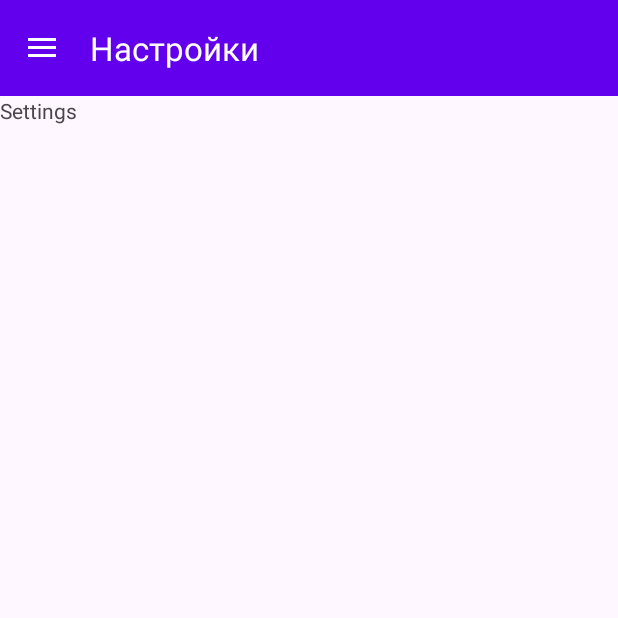
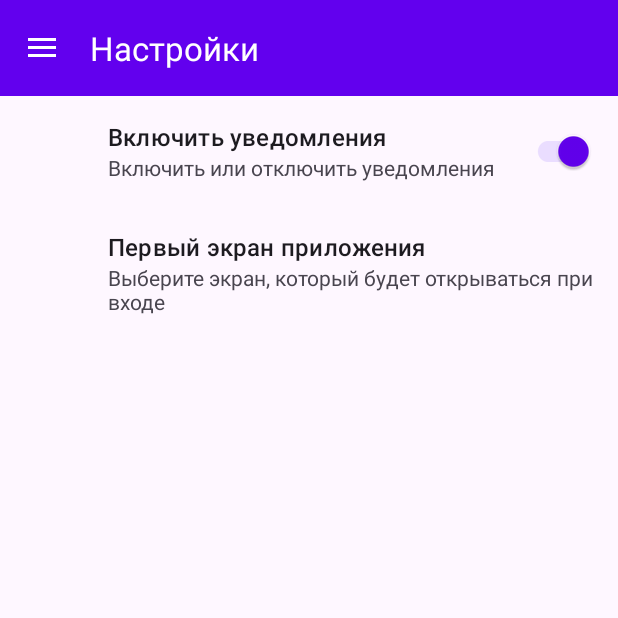
Before and after one commit to igorv8836/CourseWork, an Android app: the screen it shows after launch (MainActivity), in the side drawer, after a tap on "Настройки", on a phone screen of 412 x 824 dp, the top half of it. Run offline under Robolectric (Android 15) with nearby library versions, the phone set to English and light mode, and no system bars; our stand-ins replace androidx.preference, navigation-ui.

Commit message:
settings fragment is ready

```diff
--- a/app/build.gradle
+++ b/app/build.gradle
@@ -40,6 +40,7 @@ dependencies {
     implementation libs.lifecycle.viewmodel.ktx
     implementation libs.navigation.fragment
     implementation libs.navigation.ui
+    implementation 'androidx.preference:preference:1.2.1'
     testImplementation libs.junit
     androidTestImplementation libs.ext.junit
     androidTestImplementation libs.espresso.core
--- /dev/null
+++ b/app/src/main/java/com/example/coursework/ui/fragment/SettingsFragment/SettingsFragment.java
@@ -0,0 +1,16 @@
+package com.example.coursework.ui.fragment.SettingsFragment;
+
+import android.os.Bundle;
+
+import androidx.preference.PreferenceFragmentCompat;
+
+import com.example.coursework.R;
+
+
+public class SettingsFragment extends PreferenceFragmentCompat {
+
+    @Override
+    public void onCreatePreferences(Bundle savedInstanceState, String rootKey) {
+        setPreferencesFromResource(R.xml.preferences, rootKey);
+    }
+}
--- a/app/src/main/java/com/example/coursework/ui/fragment/side_main_fragment/ProductsFragment.java
+++ b/app/src/main/java/com/example/coursework/ui/fragment/bakeryProductFragment/ProductsFragment.java
@@ -1,4 +1,4 @@
-package com.example.coursework.ui.fragment.side_main_fragment;
+package com.example.coursework.ui.fragment.bakeryProductFragment;
 
 import android.os.Bundle;
 import android.view.LayoutInflater;
--- a/app/src/main/java/com/example/coursework/ui/fragment/side_main_fragment/SettingsFragment.java
+++ /dev/null
@@ -1,32 +0,0 @@
-package com.example.coursework.ui.fragment.side_main_fragment;
-
-import android.os.Bundle;
-
-import androidx.annotation.NonNull;
-import androidx.fragment.app.Fragment;
-
-import android.view.LayoutInflater;
-import android.view.View;
-import android.view.ViewGroup;
-
-import com.example.coursework.R;
-import com.example.coursework.databinding.FragmentCookingBinding;
-import com.example.coursework.databinding.FragmentSettingsBinding;
-
-public class SettingsFragment extends Fragment {
-    FragmentSettingsBinding binding;
-
-    @Override
-    public void onCreate(Bundle savedInstanceState) {
-        super.onCreate(savedInstanceState);
-
-    }
-
-    @Override
-    public View onCreateView(@NonNull LayoutInflater inflater, ViewGroup container,
-                             Bundle savedInstanceState) {
-        binding = FragmentSettingsBinding.inflate(inflater, container, false);
-
-        return binding.getRoot();
-    }
-}
--- a/app/src/main/res/layout/fragment_settings.xml
+++ /dev/null
@@ -1,14 +0,0 @@
-<?xml version="1.0" encoding="utf-8"?>
-<FrameLayout xmlns:android="http://schemas.android.com/apk/res/android"
-    xmlns:tools="http://schemas.android.com/tools"
-    android:layout_width="match_parent"
-    android:layout_height="match_parent"
-    tools:context=".ui.fragment.side_main_fragment.SettingsFragment">
-
-    <!-- TODO: Update blank fragment layout -->
-    <TextView
-        android:layout_width="match_parent"
-        android:layout_height="match_parent"
-        android:text="Settings" />
-
-</FrameLayout>
--- a/app/src/main/res/navigation/drawer_navigation.xml
+++ b/app/src/main/res/navigation/drawer_navigation.xml
@@ -8,7 +8,7 @@
 
     <fragment
         android:id="@+id/nav_products"
-        android:name="com.example.coursework.ui.fragment.side_main_fragment.ProductsFragment"
+        android:name="com.example.coursework.ui.fragment.bakeryProductFragment.ProductsFragment"
         android:label="Изделия"
         tools:layout="@layout/fragment_products" />
     <fragment
@@ -28,7 +28,7 @@
         tools:layout="@layout/fragment_report" />
     <fragment
         android:id="@+id/nav_settings"
-        android:name="com.example.coursework.ui.fragment.side_main_fragment.SettingsFragment"
+        android:name="com.example.coursework.ui.fragment.SettingsFragment.SettingsFragment"
         android:label="Настройки"
         tools:layout="@layout/fragment_settings" />
 
--- a/app/src/main/res/values/strings.xml
+++ b/app/src/main/res/values/strings.xml
@@ -30,4 +30,19 @@
         <item>За год</item>
         <item>За все время</item>
     </string-array>
+
+    <string-array name="pref_sync_frequency_titles">
+        <item>Изделия</item>
+        <item>Производство</item>
+        <item>Продажи</item>
+        <item>Полный отчет</item>
+        <item>Настройки</item>
+    </string-array>
+    <string-array name="pref_sync_frequency_values">
+        <item>0</item>
+        <item>1</item>
+        <item>2</item>
+        <item>3</item>
+        <item>4</item>
+    </string-array>
 </resources>
--- /dev/null
+++ b/app/src/main/res/xml/preferences.xml
@@ -0,0 +1,21 @@
+<?xml version="1.0" encoding="utf-8"?>
+<PreferenceScreen xmlns:android="http://schemas.android.com/apk/res/android">
+
+
+    <SwitchPreferenceCompat
+        android:key="notifications"
+        android:title="Включить уведомления"
+        android:summary="Включить или отключить уведомления"
+        android:defaultValue="true" />
+
+
+    <ListPreference
+        android:key="sync_frequency"
+        android:title="Первый экран приложения"
+        android:summary="Выберите экран, который будет открываться при входе"
+        android:entries="@array/pref_sync_frequency_titles"
+        android:entryValues="@array/pref_sync_frequency_values"
+        android:dialogTitle="Выбор частоты синхронизации"
+        android:defaultValue="30" />
+
+</PreferenceScreen>
--- a/gradle/libs.versions.toml
+++ b/gradle/libs.versions.toml
@@ -14,6 +14,7 @@ navigationFragment = "2.7.7"
 navigationUi = "2.7.7"
 recyclerview = "1.3.2"
 viewpager2 = "1.0.0"
+preference = "1.2.1"
 
 [libraries]
 compiler = { module = "com.github.bumptech.glide:compiler", version.ref = "compiler" }
@@ -30,6 +31,7 @@ navigation-fragment = { group = "androidx.navigation", name = "navigation-fragme
 navigation-ui = { group = "androidx.navigation", name = "navigation-ui", version.ref = "navigationUi" }
 recyclerview = { module = "androidx.recyclerview:recyclerview", version.ref = "recyclerview" }
 viewpager2 = { module = "androidx.viewpager2:viewpager2", version.ref = "viewpager2" }
+preference = { group = "androidx.preference", name = "preference", version.ref = "preference" }
 
 [plugins]
 androidApplication = { id = "com.android.application", version.ref = "agp" }
```
